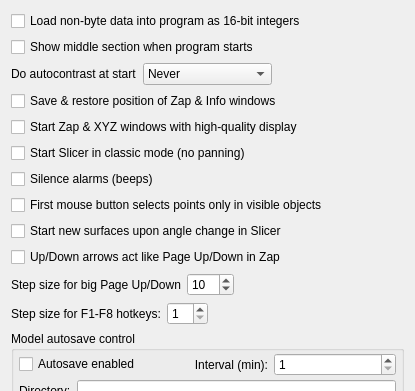
The window that 3dmod/form_behavior.ui (LabShare-Archive/IMOD) describes before a commit, drawn with Qt 5; both pictures show x 0 to 415 and y 0 to 391 of the 415 by 559 pixel window.
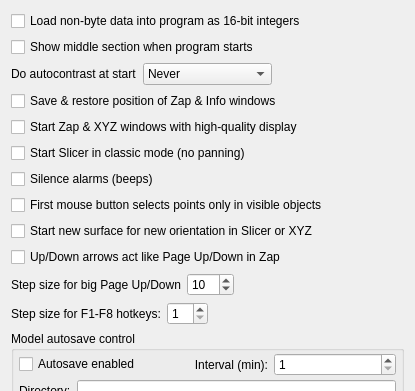
The same window after the commit.

```diff
--- a/3dmod/form_behavior.ui
+++ b/3dmod/form_behavior.ui
@@ -133,7 +133,7 @@
       <string>When modeling closed contours in slicer, start a new surface when the angle changes</string>
      </property>
      <property name="text">
-      <string>Start new surfaces upon angle change in Slicer</string>
+      <string>Start new surface for new orientation in Slicer or XYZ</string>
      </property>
     </widget>
    </item>
```
Left out of the diff: 2 changed lines with no effect on the pictures.
